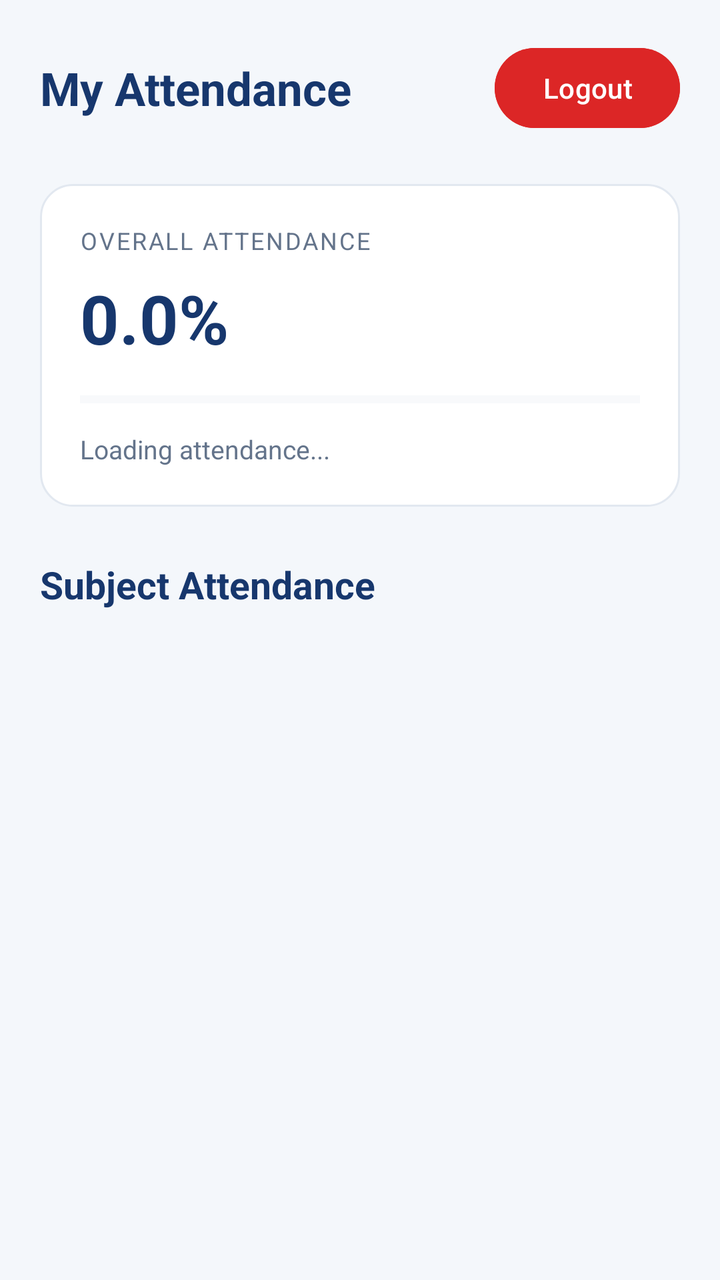
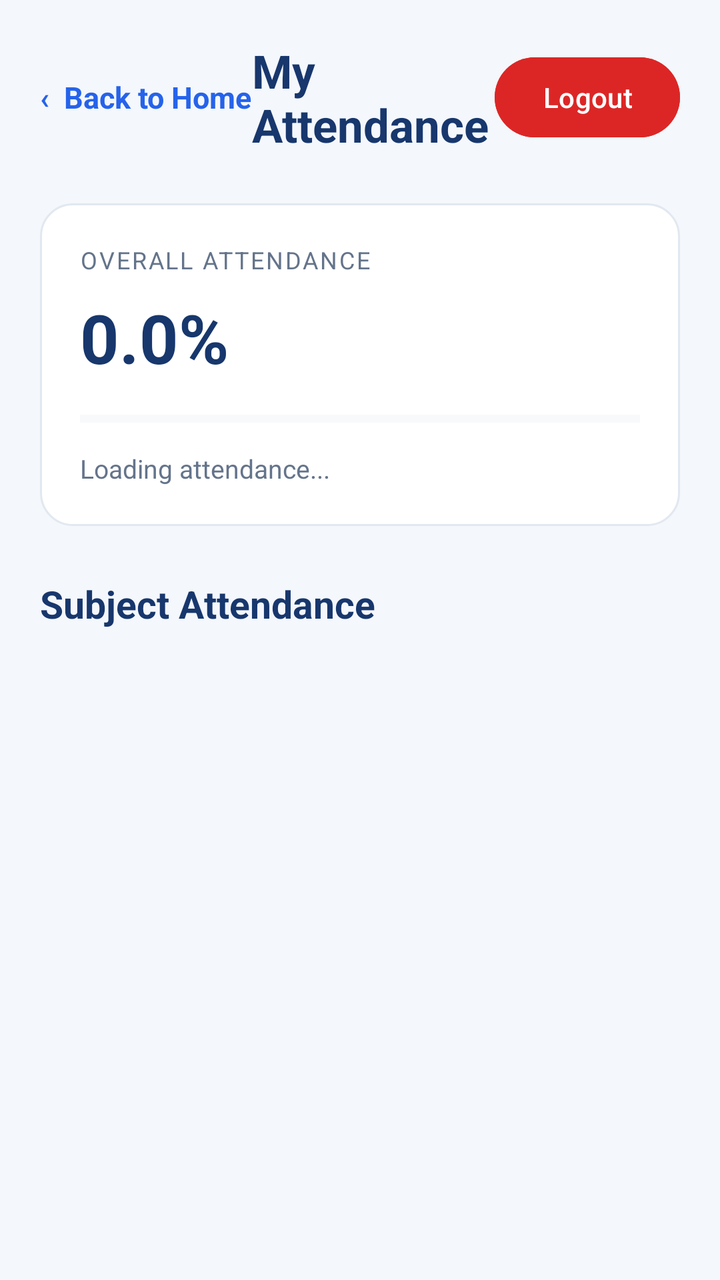

Compare the two renders of this Android layout. The source of the first and the diff that turns it into the second are given below.
<!-- AndroidManifest.xml: application theme Theme.AttendanceManagement -->
<!-- res/layout/activity_student.xml -->
<?xml version="1.0" encoding="utf-8"?>
<ScrollView xmlns:android="http://schemas.android.com/apk/res/android"
    android:id="@+id/studentRoot"
    android:layout_width="match_parent"
    android:layout_height="match_parent"
    android:background="#F4F7FB"
    android:fillViewport="true">

    <LinearLayout
        android:layout_width="match_parent"
        android:layout_height="wrap_content"
        android:orientation="vertical"
        android:padding="20dp">

        <LinearLayout
            android:layout_width="match_parent"
            android:layout_height="wrap_content"
            android:orientation="horizontal"
            android:gravity="center_vertical"
            android:layout_marginBottom="24dp">

            <TextView
                android:layout_width="0dp"
                android:layout_height="wrap_content"
                android:layout_weight="1"
                android:text="My Attendance"
                android:textColor="#17376D"
                android:textSize="23sp"
                android:textStyle="bold"/>

            <com.google.android.material.button.MaterialButton
                android:id="@+id/logoutButton"
                android:layout_width="wrap_content"
                android:layout_height="wrap_content"
                android:text="Logout"
                android:textAllCaps="false"
                android:textColor="#FFFFFF"
                android:backgroundTint="#DC2626"
                app:cornerRadius="24dp"
                xmlns:app="http://schemas.android.com/apk/res-auto"/>
        </LinearLayout>

        <LinearLayout
            android:layout_width="match_parent"
            android:layout_height="wrap_content"
            android:orientation="vertical"
            android:background="@drawable/card_bg"
            android:padding="20dp"
            android:layout_marginBottom="26dp">

            <TextView
                android:layout_width="match_parent"
                android:layout_height="wrap_content"
                android:text="OVERALL ATTENDANCE"
                android:textSize="12sp"
                android:letterSpacing="0.08"
                android:textColor="#64748B"/>

            <TextView
                android:id="@+id/percentageText"
                android:layout_width="match_parent"
                android:layout_height="wrap_content"
                android:text="0.0%"
                android:textSize="34sp"
                android:textStyle="bold"
                android:textColor="#17376D"
                android:layout_marginTop="8dp"/>

            <ProgressBar
                android:id="@+id/attendanceProgress"
                style="?android:attr/progressBarStyleHorizontal"
                android:layout_width="match_parent"
                android:layout_height="8dp"
                android:max="100"
                android:progress="0"
                android:progressTint="#2563EB"
                android:progressBackgroundTint="#E2E8F0"
                android:layout_marginTop="14dp"/>

            <TextView
                android:id="@+id/summary"
                android:layout_width="match_parent"
                android:layout_height="wrap_content"
                android:text="Loading attendance..."
                android:textColor="#64748B"
                android:textSize="13sp"
                android:layout_marginTop="12dp"/>
        </LinearLayout>

        <TextView
            android:layout_width="match_parent"
            android:layout_height="wrap_content"
            android:text="Subject Attendance"
            android:textColor="#17376D"
            android:textSize="19sp"
            android:textStyle="bold"
            android:layout_marginBottom="14dp"/>

        <LinearLayout
            android:id="@+id/attendanceList"
            android:layout_width="match_parent"
            android:layout_height="wrap_content"
            android:orientation="vertical"/>

    </LinearLayout>
</ScrollView>
<!-- resources referenced by this layout -->
<resources>
  <!-- drawable card_bg (drawable) -->
  <?xml version="1.0" encoding="utf-8"?>
  <shape xmlns:android="http://schemas.android.com/apk/res/android"
      android:shape="rectangle">
  
      <solid android:color="#FFFFFF" />
  
      <corners android:radius="16dp" />
  
      <stroke
          android:width="1dp"
          android:color="#E2E8F0" />
  
      <padding
          android:left="12dp"
          android:top="12dp"
          android:right="12dp"
          android:bottom="12dp" />
  
  </shape>
  <style name="Theme.AttendanceManagement" parent="Base.Theme.AttendanceManagement" />
  <style name="Base.Theme.AttendanceManagement" parent="Theme.Material3.DayNight.NoActionBar">
  
          <item name="colorPrimary">#2563EB</item>
          <item name="colorOnPrimary">#FFFFFF</item>
          <item name="android:windowLightStatusBar">true</item>
          <item name="android:windowBackground">#F4F7FC</item>
  
      </style>
</resources>

<!-- the commit's change to res/layout/activity_student.xml (unified diff, before → after) -->
@@ -18,7 +18,18 @@
             android:orientation="horizontal"
             android:gravity="center_vertical"
             android:layout_marginBottom="24dp">
-
+            <TextView
+                android:id="@+id/backHomeButton"
+                android:layout_width="wrap_content"
+                android:layout_height="48dp"
+                android:gravity="center_vertical"
+                android:text="‹  Back to Home"
+                android:textColor="#2563EB"
+                android:textSize="15sp"
+                android:textStyle="bold"
+                android:clickable="true"
+                android:focusable="true"
+                android:contentDescription="Return to Home"/>
             <TextView
                 android:layout_width="0dp"
                 android:layout_height="wrap_content"
